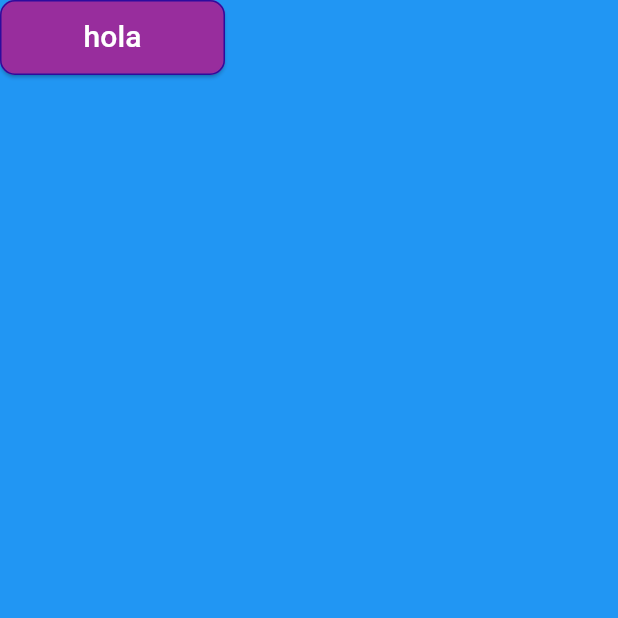
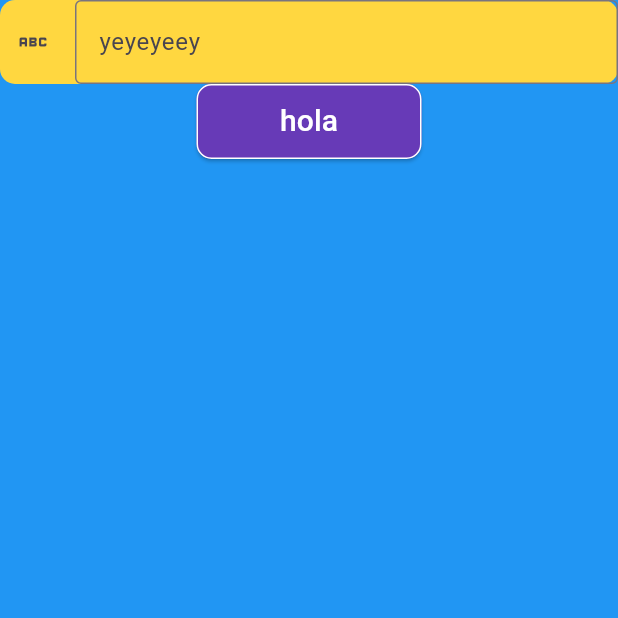
Before and after one commit to huugolopeez/ExamenPMDM-PSP, a Flutter app: the screen it shows after launch, on a phone screen of 412 x 824 dp, the top half of it. Run offline on Flutter 3.47's test engine with Material 3 defaults, Android fonts, the phone set to English and light mode, and no system bars; our stand-ins replace firebase_core; accounts and stored records are empty; generated files the repository leaves out were written again.

Commit message:
PMDM P1:  - creacion de CampoTextoCustom.dart  - cambios en LoginView.dart para comprobar CampoTextoCustom.dart

```diff
--- /dev/null
+++ b/lib/customViews/CampoTextoCustom.dart
@@ -0,0 +1,37 @@
+import 'package:flutter/material.dart';
+
+class CampoTextoCustom extends StatelessWidget {
+
+  TextEditingController tecController;
+  String sLabel;
+  bool blIsPassword;
+  Color cBoxColor;
+  Icon iIcon;
+
+  CampoTextoCustom({Key? key,
+    required this.sLabel,
+    required this.tecController,
+    required this.cBoxColor,
+    required this.iIcon,
+    this.blIsPassword = false,
+  }) : super(key : key);
+
+  @override
+  Widget build(BuildContext context) {
+
+    return Flexible(
+        child: Container(
+          decoration: BoxDecoration(borderRadius: BorderRadius.circular(10.0), color: cBoxColor),
+          child: TextFormField(
+              controller: tecController,
+              obscureText: blIsPassword,
+              decoration: InputDecoration(
+                  icon: Padding(padding: const EdgeInsets.only(left: 10), child: iIcon),
+                  hoverColor: cBoxColor,
+                  border: const OutlineInputBorder(),
+                  hintText: sLabel,
+              )),
+        ));
+  }
+
+}
--- a/lib/onBoarding/LoginView.dart
+++ b/lib/onBoarding/LoginView.dart
@@ -1,13 +1,22 @@
 import 'package:examen_pmdm/customViews/BotonCustom.dart';
+import 'package:examen_pmdm/customViews/CampoTextoCustom.dart';
 import 'package:flutter/material.dart';
 
 class LoginView extends StatelessWidget {
 
+  TextEditingController tc = TextEditingController();
+
   @override
   Widget build(BuildContext context) {
+
     return Scaffold(
       backgroundColor: Colors.blue,
-      body: BotonCustom(sText: 'hola', cBackgroundColor: const Color.fromRGBO(152, 45, 157, 1.0), cSideColor: const Color.fromRGBO(45, 12, 157, 1.0), event: null, cTextColor: const Color.fromRGBO(255, 255, 255, 1.0), dTamanoText: 20),
+      body: Column(
+        children: [
+          CampoTextoCustom(sLabel: 'yeyeyeey', tecController: tc, cBoxColor: Colors.amberAccent, iIcon: const Icon(Icons.abc)),
+          BotonCustom(sText: 'hola', cBackgroundColor: Colors.deepPurple, cSideColor: Colors.white, event: null, cTextColor: Colors.white, dTamanoText: 20),
+        ]
+      )
     );
   }
 
```
